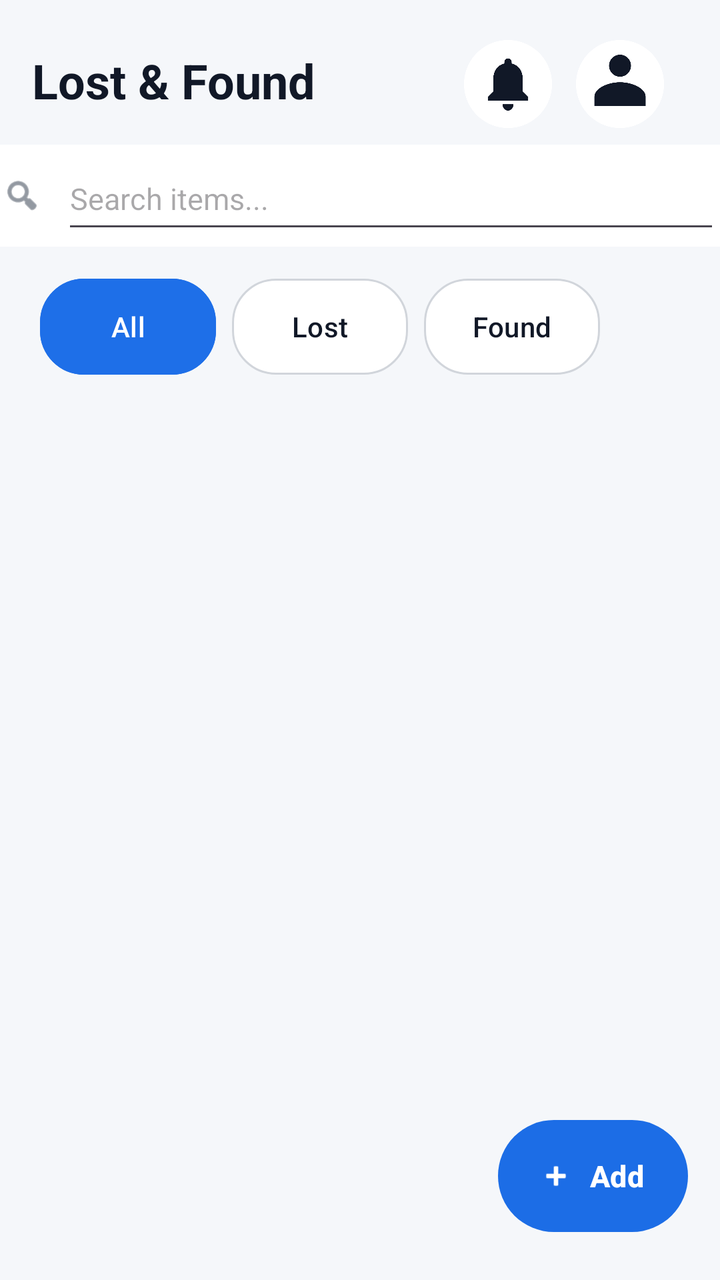
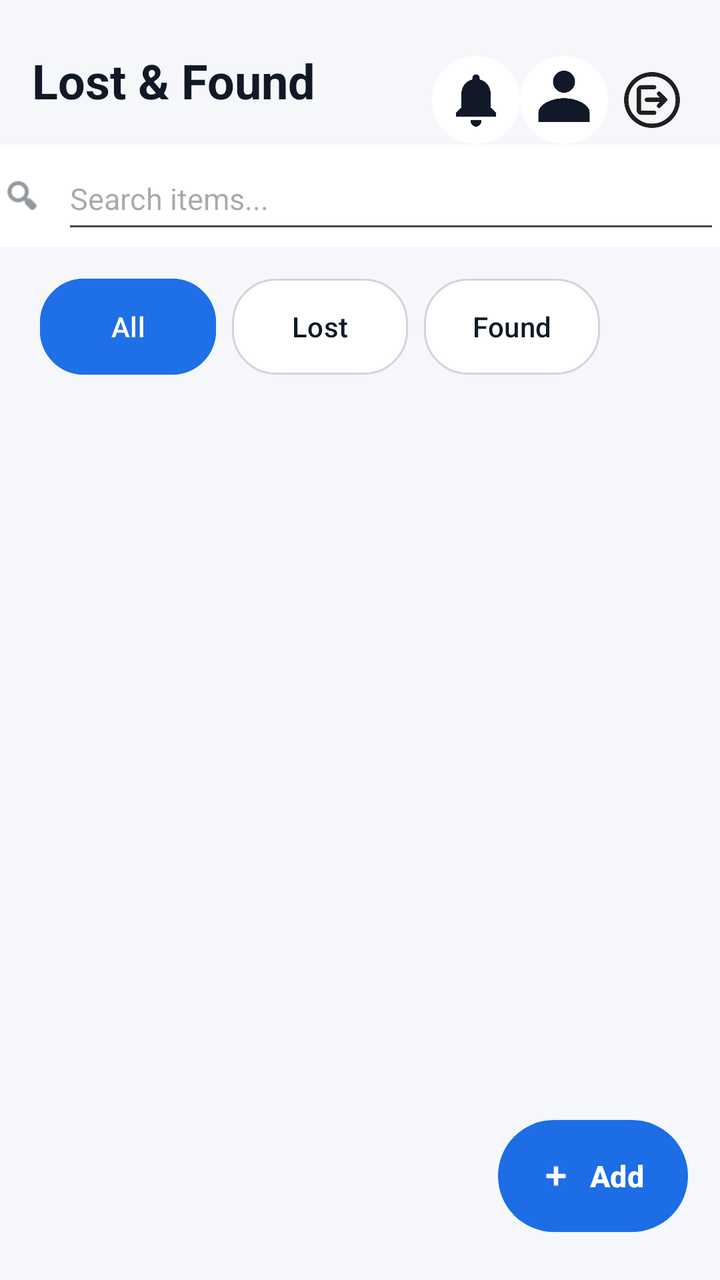

An Android layout rendered at two revisions. The XML below is the earlier revision; the diff shows what the commit changed to produce the second picture.
<!-- AndroidManifest.xml: application theme Theme.MyApplication -->
<!-- res/layout/activity_home.xml -->
<?xml version="1.0" encoding="utf-8"?>
<androidx.constraintlayout.widget.ConstraintLayout xmlns:android="http://schemas.android.com/apk/res/android"
    xmlns:app="http://schemas.android.com/apk/res-auto"
    xmlns:tools="http://schemas.android.com/tools"
    android:id="@+id/main"
    android:layout_width="match_parent"
    android:layout_height="match_parent"
    android:background="#F5F7FA"
    tools:context=".HomeActivity">

    <TextView
        android:id="@+id/textView"
        android:layout_width="wrap_content"
        android:layout_height="wrap_content"
        android:layout_marginStart="16dp"
        android:layout_marginTop="24dp"
        android:text="Lost &amp; Found"
        android:textColor="#111827"
        android:textSize="24sp"
        android:textStyle="bold"
        app:layout_constraintEnd_toStartOf="@+id/notification"
        app:layout_constraintHorizontal_bias="0.0"
        app:layout_constraintStart_toStartOf="parent"
        app:layout_constraintTop_toTopOf="parent" />

    <ImageView
        android:id="@+id/notification"
        android:layout_width="44dp"
        android:layout_height="44dp"
        android:layout_marginTop="20dp"
        android:layout_marginEnd="12dp"
        app:layout_constraintEnd_toStartOf="@+id/profile"
        app:layout_constraintTop_toTopOf="parent"
        app:srcCompat="@drawable/notification" />

    <ImageView
        android:id="@+id/profile"
        android:layout_width="44dp"
        android:layout_height="44dp"
        android:layout_marginTop="20dp"
        android:layout_marginEnd="28dp"
        app:layout_constraintEnd_toEndOf="parent"
        app:layout_constraintTop_toTopOf="parent"
        app:srcCompat="@drawable/profile" />

    <LinearLayout
        android:id="@+id/linearLayout"
        android:layout_width="387dp"
        android:layout_height="51dp"
        android:layout_marginTop="16dp"
        android:background="#FFFFFF"
        android:gravity="center_vertical"
        android:orientation="horizontal"
        android:paddingStart="14dp"
        android:paddingEnd="14dp"
        app:layout_constraintEnd_toEndOf="parent"
        app:layout_constraintStart_toStartOf="parent"
        app:layout_constraintTop_toBottomOf="@+id/textView">

        <ImageView
            android:layout_width="20dp"
            android:layout_height="20dp"
            android:importantForAccessibility="no"
            android:src="@android:drawable/ic_menu_search"
            app:tint="#4B5563" />

        <EditText
            android:id="@+id/search"
            android:layout_width="match_parent"
            android:layout_height="48dp"
            android:layout_marginStart="10dp"
            android:hint="Search items..."
            android:textColor="#4B5563"
            android:textSize="15sp" />
    </LinearLayout>

    <Button
        android:id="@+id/all"
        android:layout_width="wrap_content"
        android:layout_height="48dp"
        android:layout_marginStart="20dp"
        android:layout_marginTop="16dp"
        android:insetTop="0dp"
        android:insetBottom="0dp"
        android:text="All"
        android:textAllCaps="false"
        android:textColor="#FFFFFF"
        android:textSize="14sp"
        app:backgroundTint="#1E6FE8"
        app:cornerRadius="22dp"
        app:layout_constraintStart_toStartOf="parent"
        app:layout_constraintTop_toBottomOf="@+id/linearLayout"
        app:strokeColor="#1E6FE8"
        app:strokeWidth="1dp" />

    <Button
        android:id="@+id/lost"
        android:layout_width="wrap_content"
        android:layout_height="48dp"
        android:layout_marginStart="8dp"
        android:layout_marginTop="16dp"
        android:insetTop="0dp"
        android:insetBottom="0dp"
        android:text="Lost"
        android:textAllCaps="false"
        android:textColor="#111827"
        android:textSize="14sp"
        app:backgroundTint="#FFFFFF"
        app:cornerRadius="22dp"
        app:layout_constraintStart_toEndOf="@+id/all"
        app:layout_constraintTop_toBottomOf="@+id/linearLayout"
        app:strokeColor="#D1D5DB"
        app:strokeWidth="1dp" />

    <Button
        android:id="@+id/found"
        android:layout_width="wrap_content"
        android:layout_height="48dp"
        android:layout_marginStart="8dp"
        android:layout_marginTop="16dp"
        android:insetTop="0dp"
        android:insetBottom="0dp"
        android:text="Found"
        android:textAllCaps="false"
        android:textColor="#111827"
        android:textSize="14sp"
        app:backgroundTint="#FFFFFF"
        app:cornerRadius="22dp"
        app:layout_constraintStart_toEndOf="@+id/lost"
        app:layout_constraintTop_toBottomOf="@+id/linearLayout"
        app:strokeColor="#D1D5DB"
        app:strokeWidth="1dp" />

    <GridView
        android:id="@+id/gridView"
        android:layout_width="0dp"
        android:layout_height="0dp"
        android:layout_marginTop="12dp"
        android:clipToPadding="false"
        android:horizontalSpacing="12dp"
        android:numColumns="2"
        android:paddingStart="16dp"
        android:paddingEnd="16dp"
        android:paddingBottom="96dp"
        android:scrollbars="none"
        android:stretchMode="columnWidth"
        android:verticalSpacing="12dp"
        app:layout_constraintBottom_toBottomOf="parent"
        app:layout_constraintEnd_toEndOf="parent"
        app:layout_constraintStart_toStartOf="parent"
        app:layout_constraintTop_toBottomOf="@+id/all" />

    <Button
        android:id="@+id/add"
        android:layout_width="wrap_content"
        android:layout_height="56dp"
        android:layout_marginEnd="16dp"
        android:layout_marginBottom="24dp"
        android:elevation="6dp"
        android:insetTop="0dp"
        android:insetBottom="0dp"
        android:paddingStart="20dp"
        android:paddingEnd="22dp"
        android:text="Add"
        android:textAllCaps="false"
        android:textColor="#FFFFFF"
        android:textSize="15sp"
        android:textStyle="bold"
        app:backgroundTint="#1C6DE6"
        app:cornerRadius="28dp"
        app:icon="@android:drawable/ic_input_add"
        app:iconGravity="textStart"
        app:iconPadding="8dp"
        app:iconTint="#FFFFFF"
        app:layout_constraintBottom_toBottomOf="parent"
        app:layout_constraintEnd_toEndOf="parent" />

</androidx.constraintlayout.widget.ConstraintLayout>
<!-- resources referenced by this layout -->
<resources>
  <!-- drawable notification: png bitmap (drawable, 13131 bytes) -->
  <!-- drawable profile: png bitmap (drawable, 13989 bytes) -->
  <style name="Theme.MyApplication" parent="Base.Theme.MyApplication" />
  <style name="Base.Theme.MyApplication" parent="Theme.Material3.DayNight.NoActionBar">
          
          
      </style>
</resources>

<!-- the commit's change to res/layout/activity_home.xml (unified diff, before → after) -->
@@ -27,8 +27,7 @@
         android:id="@+id/notification"
         android:layout_width="44dp"
         android:layout_height="44dp"
-        android:layout_marginTop="20dp"
-        android:layout_marginEnd="12dp"
+        android:layout_marginTop="28dp"
         app:layout_constraintEnd_toStartOf="@+id/profile"
         app:layout_constraintTop_toTopOf="parent"
         app:srcCompat="@drawable/notification" />
@@ -37,11 +36,21 @@
         android:id="@+id/profile"
         android:layout_width="44dp"
         android:layout_height="44dp"
-        android:layout_marginTop="20dp"
-        android:layout_marginEnd="28dp"
+        android:layout_marginTop="28dp"
+        android:layout_marginEnd="56dp"
         app:layout_constraintEnd_toEndOf="parent"
         app:layout_constraintTop_toTopOf="parent"
         app:srcCompat="@drawable/profile" />
+
+    <ImageView
+        android:id="@+id/logout"
+        android:layout_width="44dp"
+        android:layout_height="44dp"
+        android:layout_marginTop="28dp"
+        android:layout_marginEnd="12dp"
+        app:layout_constraintEnd_toEndOf="parent"
+        app:layout_constraintTop_toTopOf="parent"
+        app:srcCompat="@drawable/images__3__removebg_preview" />
 
     <LinearLayout
         android:id="@+id/linearLayout"
<!-- resource entries referenced after the edit -->
@@ -1,5 +1,6 @@
 <!-- resources referenced by this layout -->
 <resources>
+  <!-- drawable images__3__removebg_preview: png bitmap (drawable, 79643 bytes) -->
   <!-- drawable notification: png bitmap (drawable, 13131 bytes) -->
   <!-- drawable profile: png bitmap (drawable, 13989 bytes) -->
   <style name="Theme.MyApplication" parent="Base.Theme.MyApplication" />
